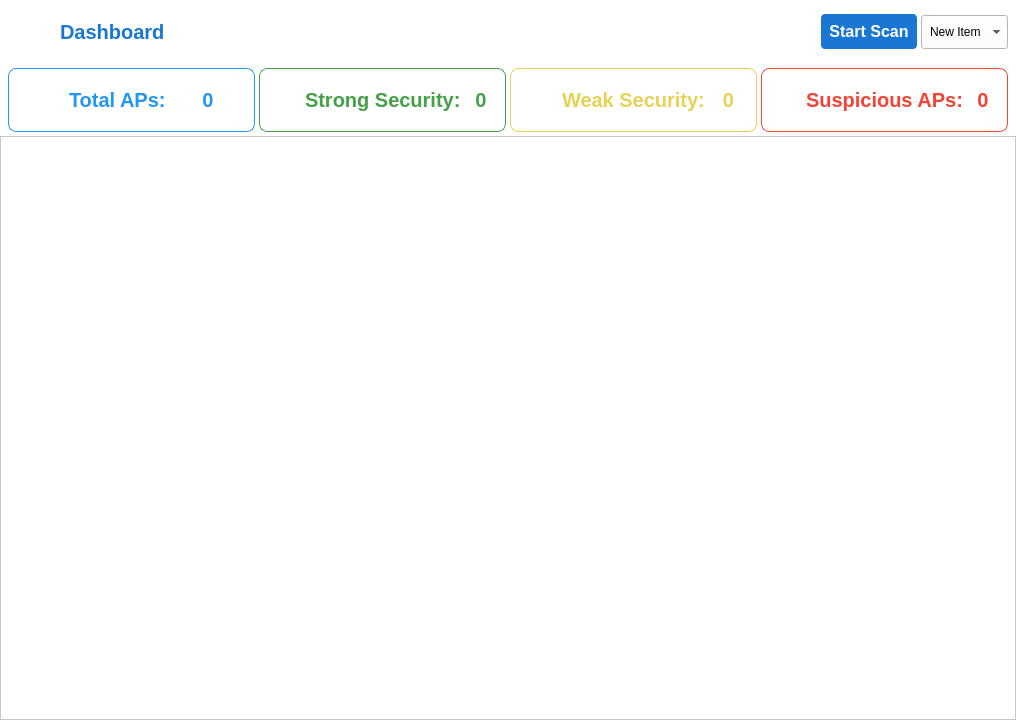
The window that pages/dashboard/dashboard.ui (nguyenduchuy-22NS024/wifi-security-analyzer) describes before a commit, drawn with Qt 5.
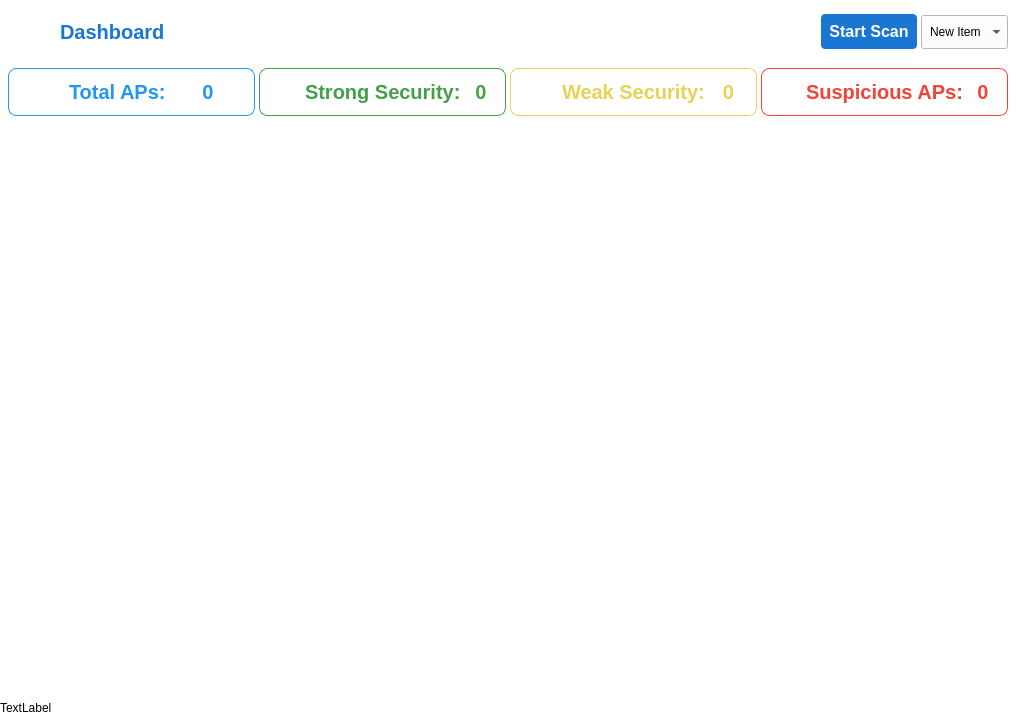
The same window after the commit. The open tabs and pages were chosen to show the change. Icons and pictures are not drawn.

Commit message: Update DashboardPage: chart

Diff of the .ui file:
```diff
--- a/pages/dashboard/dashboard.ui
+++ b/pages/dashboard/dashboard.ui
@@ -403,8 +403,8 @@
              </property>
              <property name="minimumSize">
               <size>
-               <width>0</width>
-               <height>0</height>
+               <width>1016</width>
+               <height>652</height>
               </size>
              </property>
              <property name="frameShape">
@@ -431,10 +431,16 @@
               </property>
               <item>
                <widget class="QFrame" name="frCard">
+                <property name="minimumSize">
+                 <size>
+                  <width>0</width>
+                  <height>48</height>
+                 </size>
+                </property>
                 <property name="maximumSize">
                  <size>
                   <width>16777215</width>
-                  <height>64</height>
+                  <height>48</height>
                  </size>
                 </property>
                 <property name="styleSheet">
@@ -761,10 +767,86 @@
               <item>
                <widget class="QFrame" name="frChart">
                 <property name="frameShape">
-                 <enum>QFrame::Shape::StyledPanel</enum>
+                 <enum>QFrame::Shape::NoFrame</enum>
                 </property>
                 <property name="frameShadow">
                  <enum>QFrame::Shadow::Raised</enum>
+                </property>
+                <layout class="QGridLayout" name="gridLayout">
+                 <property name="leftMargin">
+                  <number>8</number>
+                 </property>
+                 <property name="topMargin">
+                  <number>8</number>
+                 </property>
+                 <property name="rightMargin">
+                  <number>8</number>
+                 </property>
+                 <property name="bottomMargin">
+                  <number>8</number>
+                 </property>
+                 <property name="horizontalSpacing">
+                  <number>4</number>
+                 </property>
+                 <item row="0" column="1">
+                  <widget class="QFrame" name="frMfp">
+                   <property name="frameShape">
+                    <enum>QFrame::Shape::NoFrame</enum>
+                   </property>
+                   <property name="frameShadow">
+                    <enum>QFrame::Shadow::Raised</enum>
+                   </property>
+                  </widget>
+                 </item>
+                 <item row="1" column="0">
+                  <widget class="QFrame" name="frWps">
+                   <property name="frameShape">
+                    <enum>QFrame::Shape::NoFrame</enum>
+                   </property>
+                   <property name="frameShadow">
+                    <enum>QFrame::Shadow::Raised</enum>
+                   </property>
+                  </widget>
+                 </item>
+                 <item row="0" column="0">
+                  <widget class="QFrame" name="frCipher">
+                   <property name="frameShape">
+                    <enum>QFrame::Shape::NoFrame</enum>
+                   </property>
+                   <property name="frameShadow">
+                    <enum>QFrame::Shadow::Raised</enum>
+                   </property>
+                  </widget>
+                 </item>
+                 <item row="1" column="1">
+                  <widget class="QFrame" name="frAuth">
+                   <property name="frameShape">
+                    <enum>QFrame::Shape::NoFrame</enum>
+                   </property>
+                   <property name="frameShadow">
+                    <enum>QFrame::Shadow::Raised</enum>
+                   </property>
+                  </widget>
+                 </item>
+                </layout>
+               </widget>
+              </item>
+              <item>
+               <widget class="QLabel" name="lblNotification">
+                <property name="minimumSize">
+                 <size>
+                  <width>0</width>
+                  <height>24</height>
+                 </size>
+                </property>
+                <property name="maximumSize">
+                 <size>
+                  <width>16777215</width>
+                  <height>24</height>
+                 </size>
+                </property>
+                <property name="text">
+                 <string>TextLabel</string>
                 </property>
                </widget>
               </item>
```
Left out of the diff: 2 changed lines with no effect on the pictures. The commit also changes 6 other files.
